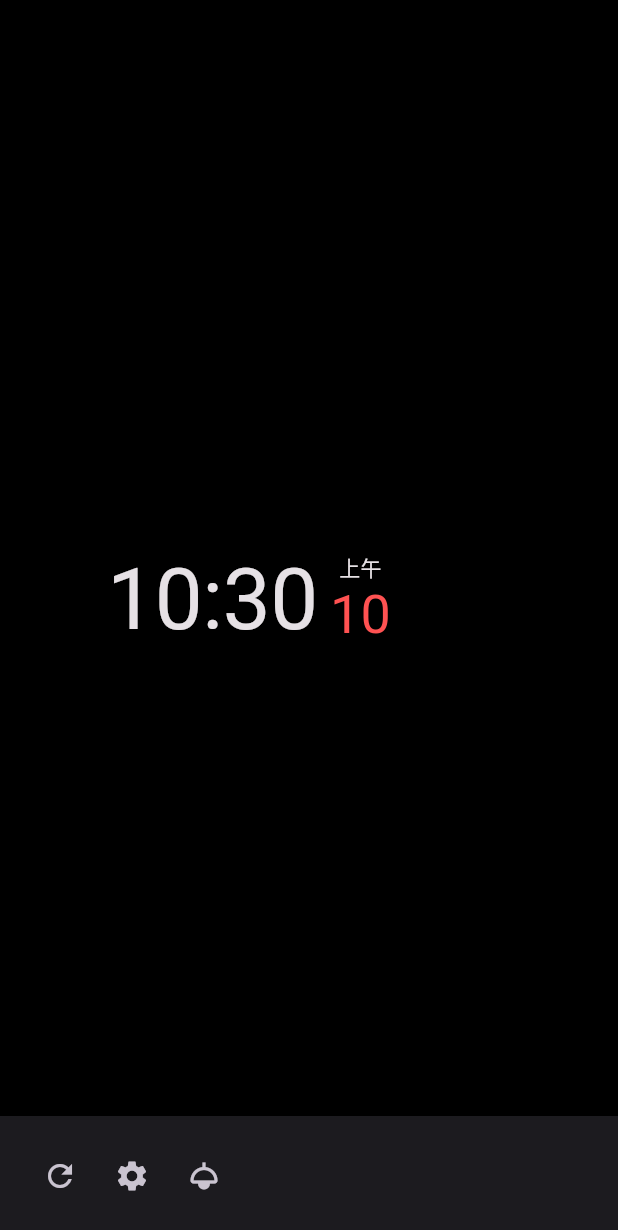
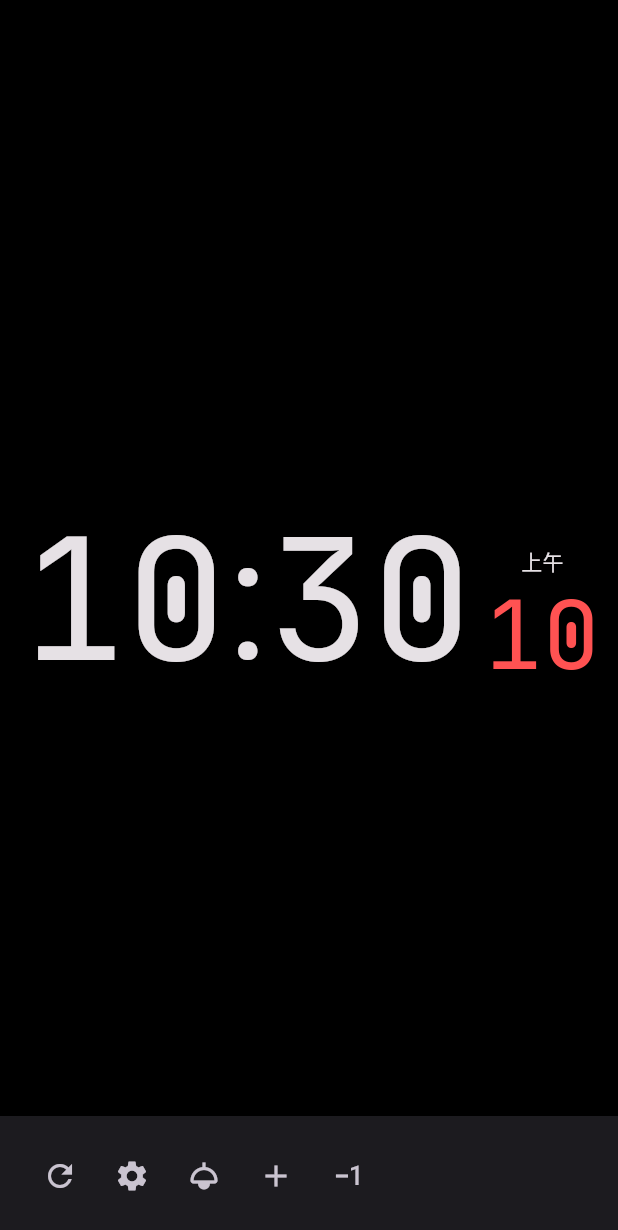
Before and after one commit to dengsgo/funny_time, a Flutter app: the screen it shows after launch, after a tap on "10", after a tap on the "light" icon, on a phone screen of 412 x 824 dp. Shown: the top 1230 px of the screen. Run offline on Flutter 3.47's test engine with Material 2 defaults, Android fonts, the light colour scheme and no system bars.

Commit message:
add font

```diff
--- a/lib/minix.dart
+++ b/lib/minix.dart
@@ -69,6 +69,8 @@ class PositionViewState<T extends StatefulWidget> extends State<T> {
     }
 
     timerPeriodicCallback = () {
+      final RenderObject? renderBox = timeViewKey.currentContext?.findRenderObject();
+      _timeviewSize = renderBox?.paintBounds.size;
       _screenSize = MediaQuery.sizeOf(context);
       if (MediaQuery.orientationOf(context) == Orientation.portrait) {
         _screenSize = Size(_screenSize.width, _screenSize.height - 56);
--- a/lib/setting.dart
+++ b/lib/setting.dart
@@ -17,6 +17,7 @@ class SettingConfigure {
     this.isTimeShowBorder = true,
     this.timeBorderRadiusValue = 8,
     this.displayStyle = DisplayStyle.time,
+    this.timeFontSizeScale = 2,
 });
 
   // 当前的样式
@@ -30,6 +31,7 @@ class SettingConfigure {
   Color? timeSecondColor;
   bool isTimeShowBorder;
   double timeBorderRadiusValue;
+  double timeFontSizeScale;
 
   // 星期文字对应表
   Map<int, String> weekdayMapping = {
--- a/lib/time.dart
+++ b/lib/time.dart
@@ -42,6 +42,12 @@ class _TimePageState extends State<TimePage> {
             IconButton(onPressed: (){
               globalSetting.isTimeShowBorder = !globalSetting.isTimeShowBorder;
             }, icon: Icon(Icons.light)),
+            IconButton(onPressed: (){
+              globalSetting.timeFontSizeScale += 0.1;
+            }, icon: Icon(Icons.add)),
+            IconButton(onPressed: (){
+              globalSetting.timeFontSizeScale -= 0.1;
+            }, icon: Icon(Icons.exposure_minus_1)),
           ],
         ),
       ) : null,
@@ -206,6 +212,7 @@ class _TimeStyleRender extends StatelessWidget {
 
   @override
   Widget build(BuildContext context) {
+    final style = Theme.of(context).textTheme.displayLarge;
     return Container(
       padding: const EdgeInsets.symmetric(horizontal: 12),
       child: Row(
@@ -214,7 +221,9 @@ class _TimeStyleRender extends StatelessWidget {
         mainAxisSize: MainAxisSize.min,
         children: [
           _NumberComponent(number: datetime.hour),
-          Text(":" ,style: Theme.of(context).textTheme.displayLarge,),
+          Text(":" ,style: style?.copyWith(
+            fontSize: (style?.fontSize??1) * globalSetting.timeFontSizeScale,
+          ),),
           _NumberComponent(number: datetime.minute),
           Container(width: 8, height: 0,),
           _SecondIncludeTextComponent(
@@ -236,8 +245,12 @@ class _NumberComponent extends StatelessWidget {
   @override
   Widget build(BuildContext context) {
     final String show = number > 9 ? "$number" : "0$number";
+    final style = Theme.of(context).textTheme.displayLarge;
     return Text(show,
-      style: Theme.of(context).textTheme.displayLarge,);
+      style: style?.copyWith(
+        fontFamily: "JetBrainsMono",
+        fontSize: (style?.fontSize??1) * globalSetting.timeFontSizeScale,
+      ),);
   }
 
 }
@@ -251,8 +264,13 @@ class _SecondComponent extends StatelessWidget {
   @override
   Widget build(BuildContext context) {
     final String show = number > 9 ? "$number" : "0$number";
+    final style = Theme.of(context).textTheme.headlineLarge;
     return Text(show,
-      style: Theme.of(context).textTheme.displaySmall?.copyWith(color: globalSetting.timeSecondColor),);
+      style: style?.copyWith(
+        color: globalSetting.timeSecondColor,
+        fontFamily: "JetBrainsMono",
+        fontSize: (style?.fontSize??1) * globalSetting.timeFontSizeScale,
+      ),);
   }
 
 }
--- a/pubspec.yaml
+++ b/pubspec.yaml
@@ -58,6 +58,11 @@ flutter:
   # the material Icons class.
   uses-material-design: true
 
+  fonts:
+    - family: JetBrainsMono
+      fonts:
+        - asset: fonts/JetBrainsMono-Regular-2.ttf
+
   # To add assets to your application, add an assets section, like this:
   # assets:
   #   - images/a_dot_burr.jpeg
```
Also changed, not shown: fonts/JetBrainsMono-Regular-2.ttf (added).
